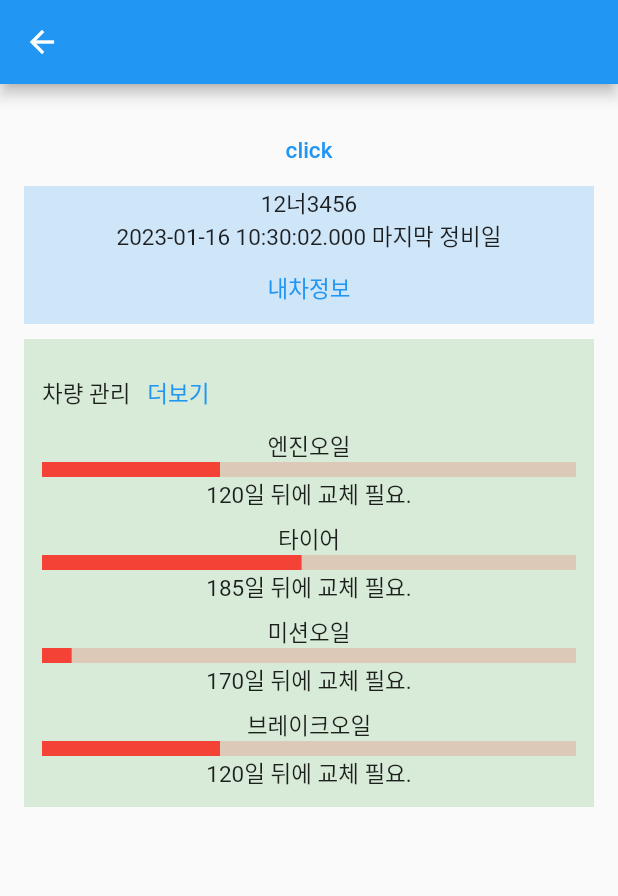
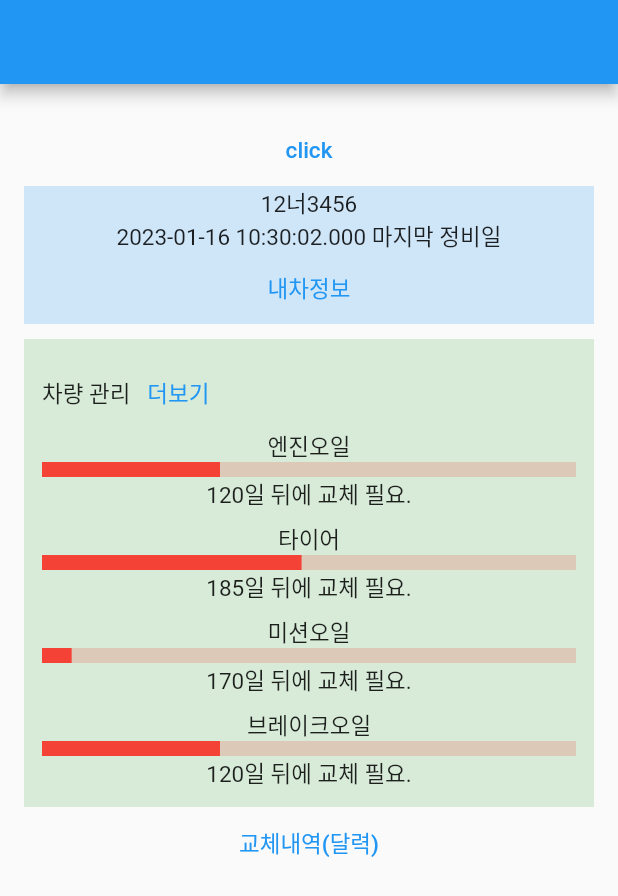
Before and after one commit to flxh4894/my_car_in_phone, a Flutter app: the screen it shows after launch, on a phone screen of 412 x 824 dp. Shown: the top 896 px of the screen. Run offline on Flutter 3.47's test engine with Material 2 defaults, Android fonts, the phone set to English and light mode, and no system bars; our stand-ins replace flutter_riverpod, freezed_annotation; generated files the repository leaves out were written again.

Commit message:
달력 제작

```diff
--- a/lib/l10n/intl_ko.arb
+++ b/lib/l10n/intl_ko.arb
@@ -17,5 +17,6 @@
   "carInfo": "내차정보",
   "carManage": "차량 관리",
   "needChange": "{day}일 뒤에 교체 필요.",
-  "needChangeNow": "교체예정일이 지났습니다."
+  "needChangeNow": "교체예정일이 지났습니다.",
+  "repadRecord": "나의 정비 내역"
 }
--- a/lib/routes/routes.dart
+++ b/lib/routes/routes.dart
@@ -2,11 +2,12 @@ import 'dart:developer';
 
 import 'package:flutter/material.dart';
 import 'package:my_car_in_phone/splash.dart';
+import 'package:my_car_in_phone/views/calrendar.dart';
 import 'package:my_car_in_phone/views/home.dart';
 import 'package:my_car_in_phone/views/test.dart';
 
 // Route Enum
-enum RouteEnum { splash, home, menu, test }
+enum RouteEnum { splash, home, menu, test, calendar }
 
 extension RouteEnumExtension on RouteEnum {
   String get path => toString();
@@ -28,6 +29,8 @@ Widget getRouteWidget(RouteEnum route) {
       return Container();
     case RouteEnum.test:
       return TestPage();
+    case RouteEnum.calendar:
+      return CalendarPage();
   }
 }
 
@@ -53,16 +56,7 @@ PageRoute packRoute(RouteSettings settings) {
 }
 
 /// 메인함수
-PageRoute myRoute(RouteSettings settings) {
-  final String? name = settings.name;
-
-  // 아무 데이터도 없는 경우는 없다. 사실 에러 페이지로 가야 함.
-  if (name == null || name == "") {
-    return MaterialPageRoute(builder: (_) => Container());
-  }
-
-  return packRoute(settings);
-}
+PageRoute myRoute(RouteSettings settings) => packRoute(settings);
 
 /// ******************
 /// 트랜지션 모음
--- a/lib/views/home.dart
+++ b/lib/views/home.dart
@@ -111,6 +111,14 @@ class HomePage extends ConsumerWidget {
                     )
                 ],
               ),
+            ),
+
+            TextButton(
+              onPressed: () => Navigator.pushNamed(
+                context,
+                RouteEnum.calendar.path,
+              ),
+              child: Text("교체내역(달력)"),
             )
           ],
         ),
--- a/pubspec.yaml
+++ b/pubspec.yaml
@@ -41,6 +41,7 @@ dependencies:
   freezed_annotation: ^2.2.0
   json_annotation: ^4.7.0
   intl: ^0.17.0
+  table_calendar: ^3.0.8
 
 dev_dependencies:
   flutter_test:
@@ -60,8 +61,6 @@ dev_dependencies:
 # following page: https://dart.dev/tools/pub/pubspec
 # The following section is specific to Flutter packages.
 flutter:
-  generate: true
-
   # The following line ensures that the Material Icons font is
   # included with your application, so that you can use the icons in
   # the material Icons class.
@@ -94,5 +93,5 @@ flutter:
   # For details regarding fonts from package dependencies,
   # see https://flutter.dev/custom-fonts/#from-packages
 flutter_intl:
-  enabled: true
+  enabled: false
   main_locale: ko
```
Also changed, not shown: lib/splash.dart (+7 -1 lines), lib/generated/intl/messages_ko.dart, lib/generated/l10n.dart, pubspec.lock, 1 other file.
